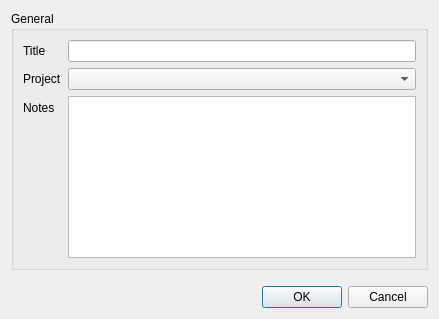
Qt form src/dialogs/createtaskdlg.ui (campbellmbrown/task-app) before a commit.
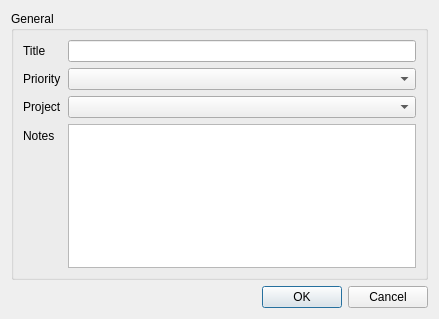
The same form after that commit.

Commit message: #11 Added combo box to CreateTaskDlg

The edit to the form file:
```diff
--- a/src/dialogs/createtaskdlg.ui
+++ b/src/dialogs/createtaskdlg.ui
@@ -30,26 +30,36 @@
       <item row="0" column="1">
        <widget class="QLineEdit" name="titleLineEdit"/>
       </item>
-      <item row="1" column="0">
+      <item row="2" column="0">
        <widget class="QLabel" name="projectLabel">
         <property name="text">
          <string>Project</string>
         </property>
        </widget>
       </item>
-      <item row="1" column="1">
+      <item row="2" column="1">
        <widget class="QComboBox" name="projectComboBox"/>
       </item>
-      <item row="2" column="0">
+      <item row="3" column="0">
        <widget class="QLabel" name="notesLabel">
         <property name="text">
          <string>Notes</string>
         </property>
        </widget>
       </item>
-      <item row="2" column="1">
+      <item row="3" column="1">
        <widget class="QPlainTextEdit" name="notesPlainTextEdit"/>
       </item>
+      <item row="1" column="0">
+       <widget class="QLabel" name="priorityLabel">
+        <property name="text">
+         <string>Priority</string>
+        </property>
+       </widget>
+      </item>
+      <item row="1" column="1">
+       <widget class="QComboBox" name="comboBox"/>
+      </item>
      </layout>
     </widget>
    </item>
```
